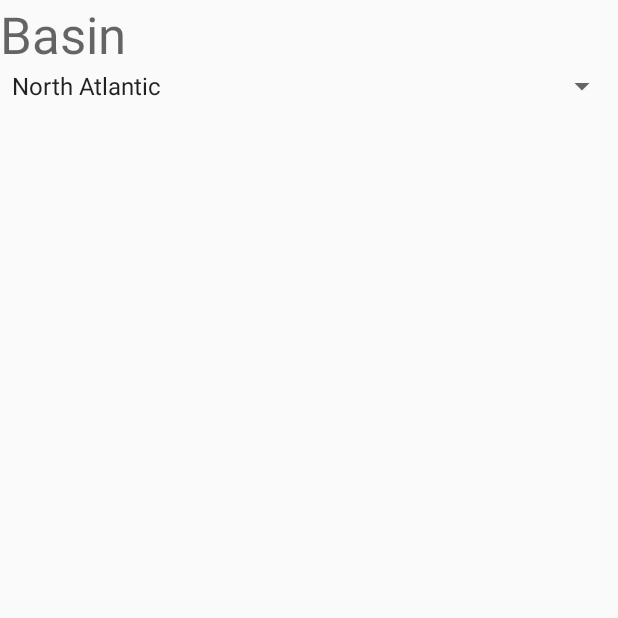
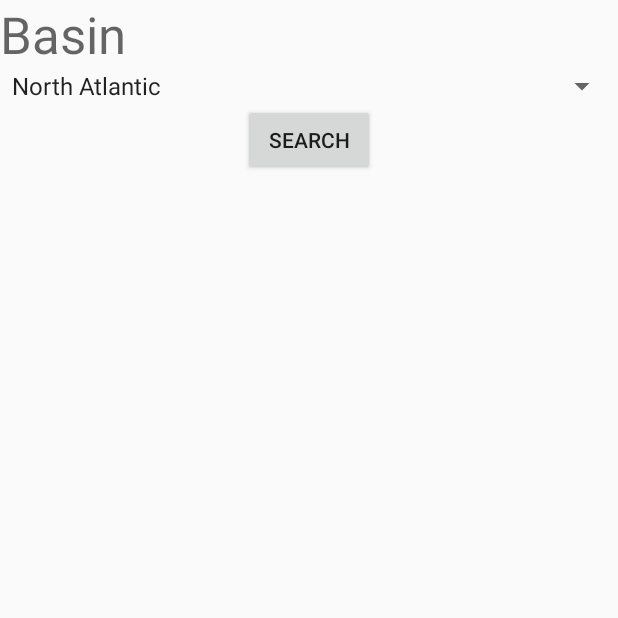
Before and after one commit to rmmartin02/Historic-Hurricane-Tracks, an Android app: the screen it shows after launch (MainActivity), on a phone screen of 412 x 824 dp, the top half of it. Run offline under Robolectric (Android 15) with nearby library versions, the phone set to English and light mode, and no system bars.

Commit message:
basin spinner working

```diff
--- a/app/src/main/java/martin/noaahurricanetracks/MainActivity.java
+++ b/app/src/main/java/martin/noaahurricanetracks/MainActivity.java
@@ -1,6 +1,7 @@
 package martin.noaahurricanetracks;
 
 import android.app.Activity;
+import android.content.Intent;
 import android.os.Bundle;
 import android.support.design.widget.FloatingActionButton;
 import android.support.design.widget.Snackbar;
@@ -9,6 +10,7 @@ import android.support.v7.widget.Toolbar;
 import android.view.View;
 import android.widget.AdapterView;
 import android.widget.ArrayAdapter;
+import android.widget.Button;
 import android.widget.Spinner;
 import android.widget.Toast;
 
@@ -23,29 +25,43 @@ public class MainActivity extends Activity implements AdapterView.OnItemSelected
         setContentView(R.layout.activity_main);
 
         // Spinner element
-        Spinner spinner = (Spinner) findViewById(R.id.basinSpinner);
+        final Spinner spinner = (Spinner) findViewById(R.id.basinSpinner);
 
         // Spinner click listener
         spinner.setOnItemSelectedListener(this);
 
         // Spinner Drop down elements
-        List<String> categories = new ArrayList<String>();
-        categories.add("North Atlantic");
-        categories.add("South Atlantic");
-        categories.add("East Pacific");
-        categories.add("West Pacific");
-        categories.add("South Pacific");
-        categories.add("North Indian");
-        categories.add("South Indian");
+        List<String> basinList = new ArrayList<String>();
+        basinList.add("North Atlantic");
+        basinList.add("South Atlantic");
+        basinList.add("East Pacific");
+        basinList.add("West Pacific");
+        basinList.add("South Pacific");
+        basinList.add("North Indian");
+        basinList.add("South Indian");
 
         // Creating adapter for spinner
-        ArrayAdapter<String> dataAdapter = new ArrayAdapter<String>(this, android.R.layout.simple_spinner_item, categories);
+        ArrayAdapter<String> dataAdapter = new ArrayAdapter<String>(this, android.R.layout.simple_spinner_item, basinList);
 
         // Drop down layout style - list view with radio button
         dataAdapter.setDropDownViewResource(android.R.layout.simple_spinner_dropdown_item);
 
         // attaching data adapter to spinner
         spinner.setAdapter(dataAdapter);
+
+        //search button
+        Button searchButton = (Button) findViewById(R.id.searchButton);
+        // Capture button clicks
+        searchButton.setOnClickListener(new View.OnClickListener() {
+            public void onClick(View arg0) {
+
+                // Start NewActivity.class
+                Intent myIntent = new Intent(MainActivity.this,
+                        MapsActivity.class);
+                myIntent.putExtra("basin", spinner.getSelectedItem().toString());
+                startActivity(myIntent);
+            }
+        });
     }
 
     @Override
--- a/app/src/main/res/layout/activity_main.xml
+++ b/app/src/main/res/layout/activity_main.xml
@@ -27,4 +27,12 @@
         android:layout_alignParentStart="true"
         android:layout_below="@+id/basinTextView" />
 
+    <Button
+        android:id="@+id/searchButton"
+        android:layout_width="wrap_content"
+        android:layout_height="wrap_content"
+        android:layout_below="@+id/basinSpinner"
+        android:layout_centerHorizontal="true"
+        android:text="Search" />
+
 </RelativeLayout>
```
Also changed, not shown: app/src/main/java/martin/noaahurricanetracks/MapsActivity.java (+21 -1 lines), app/src/main/res/values/strings.xml (+7 -0 lines).
